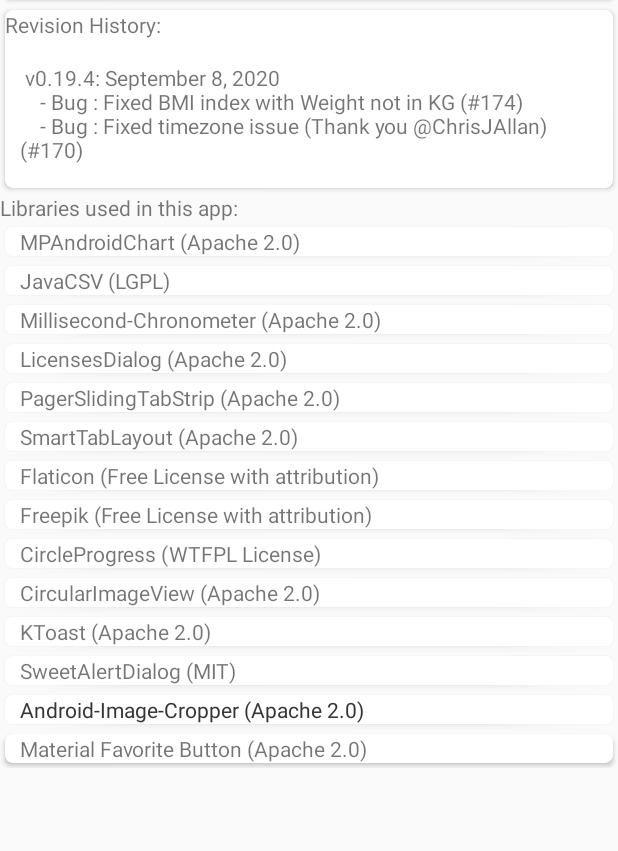
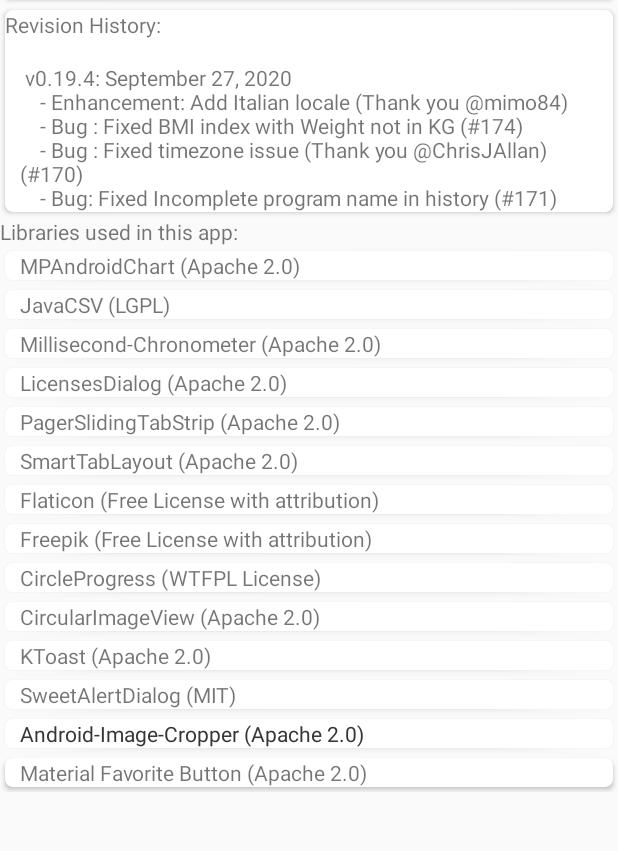
Before and after one commit to moon920830/fastnfitness, an Android app: the fragment AboutFragment shown on its own in the app's theme, on a phone screen of 412 x 824 dp, the part 208-1059 px from its top. Run offline under Robolectric (Android 15) with nearby library versions, the light colour scheme and no system bars; libraries missing offline, so code that uses them is left out: de.psdev.licensesdialog; 1 statement that could not run was skipped.

Commit message:
update version code

```diff
--- a/app/src/main/res/drawable/ic_edit_text_black_24dp.xml
+++ b/app/src/main/res/drawable/ic_edit_text_black_24dp.xml
@@ -1,7 +1,7 @@
 <vector xmlns:android="http://schemas.android.com/apk/res/android"
         android:width="24dp"
         android:height="24dp"
-        android:viewportWidth="24.0"
+        android:viewportWidth="20.0"
         android:viewportHeight="24.0">
     <path
         android:fillColor="@color/dark_icon_background"
--- a/app/src/main/res/values/about.xml
+++ b/app/src/main/res/values/about.xml
@@ -10,9 +10,11 @@
     <string name="email_url" translatable="false">fastnfitnessapp@gmail.com</string>
     <string name="revision_history_label" translatable="false">Revision History: </string>
     <string name="revision_history" translatable="false">\n
-v0.19.4: September 8, 2020\n
+v0.19.4: September 27, 2020\n
+\t- Enhancement: Add Italian locale (Thank you @mimo84)\n
 \t- Bug : Fixed BMI index with Weight not in KG (#174)\n
 \t- Bug : Fixed timezone issue (Thank you @ChrisJAllan) (#170)\n
+\t- Bug: Fixed Incomplete program name in history (#171)
 	</string>
     <string name="thanks_label" translatable="false">Libraries used in this app: </string>
     <string name="MPAndroidChart_content" translatable="false">MPAndroidChart (Apache 2.0)</string>
```
Also changed, not shown: app/src/main/res/values/styles.xml (+13 -3 lines), 2 other files.
